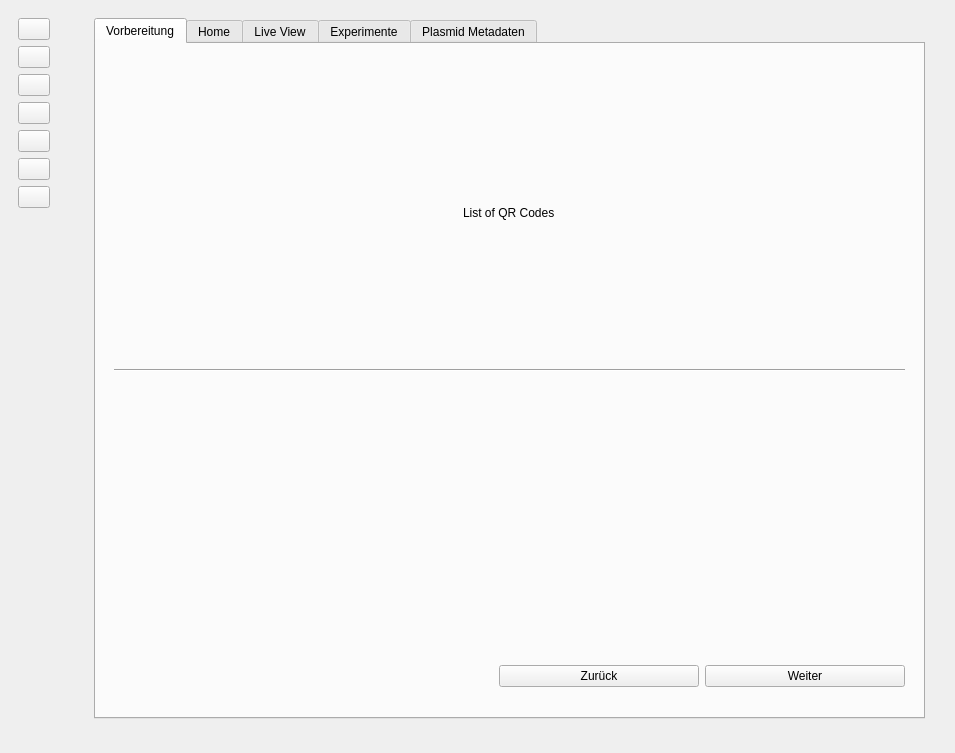
Qt form GUI/Navigation.ui (Prof-Adrian-Mueller/Agile_Roboticsystems_Laborstrasse) before a commit.
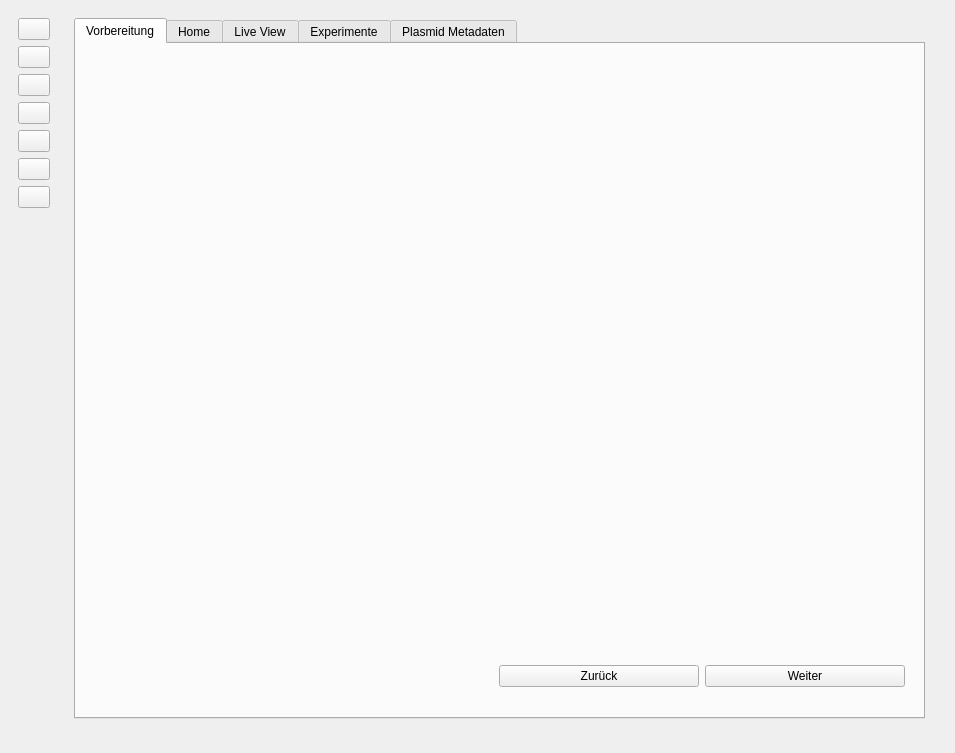
The same form after that commit. The open tabs and pages were chosen to show the change. Icons and pictures are not drawn.

Commit message:
layout preparation for qr code images
- print button added for each QR Image row [still to be tested]

What changed in the file:
```diff
--- a/GUI/Navigation.ui
+++ b/GUI/Navigation.ui
@@ -208,9 +208,9 @@
           <widget class="QTabWidget" name="tabWidgetHome">
            <property name="geometry">
             <rect>
-             <x>20</x>
+             <x>0</x>
              <y>0</y>
-             <width>831</width>
+             <width>851</width>
              <height>701</height>
             </rect>
            </property>
@@ -654,24 +654,20 @@
                 </property>
                 <layout class="QVBoxLayout" name="verticalLayout_9">
                  <item>
-                  <layout class="QVBoxLayout" name="verticalLayout_4">
-                   <item>
-                    <layout class="QVBoxLayout" name="qrCodesListForExp">
-                     <item alignment="Qt::AlignHCenter">
-                      <widget class="QLabel" name="label_4">
-                       <property name="text">
-                        <string>List of QR Codes</string>
-                       </property>
-                      </widget>
+                  <layout class="QVBoxLayout" name="qr_code_list_content"/>
                      </item>
                      <item>
-                      <widget class="Line" name="line">
+                  <spacer name="verticalSpacer_7">
                        <property name="orientation">
-                        <enum>Qt::Horizontal</enum>
-                       </property>
-                      </widget>
-                     </item>
-                    </layout>
+                    <enum>Qt::Vertical</enum>
+                   </property>
+                   <property name="sizeHint" stdset="0">
+                    <size>
+                     <width>20</width>
+                     <height>40</height>
+                    </size>
+                   </property>
+                  </spacer>
                    </item>
                    <item>
                     <layout class="QHBoxLayout" name="horizontalLayout_6">
@@ -725,8 +721,6 @@
                         <string>Weiter</string>
                        </property>
                       </widget>
-                     </item>
-                    </layout>
                    </item>
                   </layout>
                  </item>
```
Left out of the diff: 6 changed lines with no effect on the pictures. Lines whose indentation alone changed are shown as unchanged. The commit also changes 10 other files.
